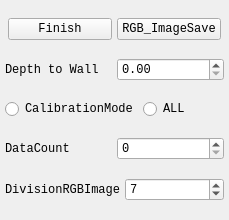
Old version of the form src/ui/Control/control.ui in the repository somabuggy2020/ONGAProject.
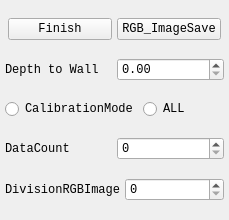
New version of the form.

The edit to the form file:
```diff
--- a/src/ui/Control/control.ui
+++ b/src/ui/Control/control.ui
@@ -132,7 +132,7 @@
      <item>
       <widget class="QSpinBox" name="dividednum">
        <property name="value">
-        <number>7</number>
+        <number>0</number>
        </property>
       </widget>
      </item>
```
